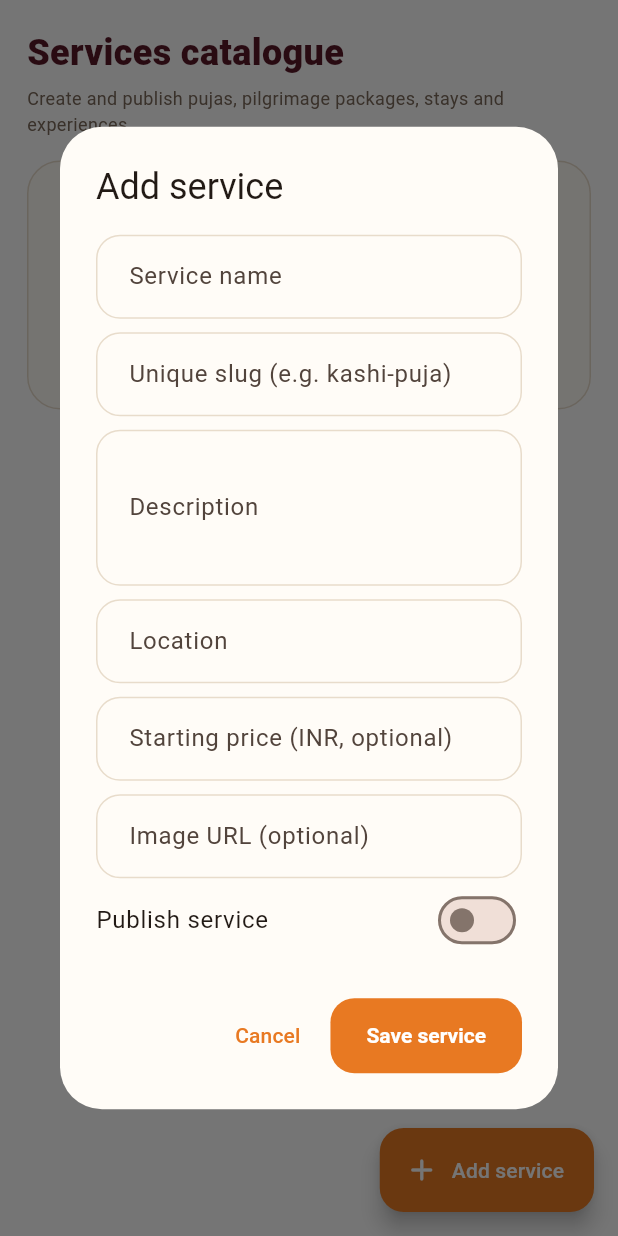
After one commit to mauryasujeet698-svg/Divine-India-, a Flutter app: the AdminServicesPage screen opened directly, after a tap on "Add service", on a phone screen of 412 x 824 dp. The commit adds this screen. Run offline on Flutter 3.47's test engine with Material 3 defaults, Android fonts, the phone set to English and light mode, and no system bars; our stand-ins replace flutter_riverpod, go_router, image_picker, supabase_flutter; accounts and stored records are empty.

Commit message:
feat(admin): wire service catalogue and booking management

```diff
--- /dev/null
+++ b/apps/admin/lib/pages/admin_management_pages.dart
@@ -0,0 +1,284 @@
+import 'package:divine_core/divine_core.dart';
+import 'package:divine_design_system/divine_design_system.dart';
+import 'package:flutter/material.dart';
+import 'package:flutter_riverpod/flutter_riverpod.dart';
+
+class AdminBookingsPage extends ConsumerWidget {
+  const AdminBookingsPage({super.key});
+
+  @override
+  Widget build(BuildContext context, WidgetRef ref) {
+    final bookings = ref.watch(adminBookingsProvider);
+    final repository = ref.read(bookingRepositoryProvider);
+    return ListView(
+      padding: const EdgeInsets.all(18),
+      children: [
+        const Text('Bookings', style: TextStyle(color: DivineColors.maroon, fontSize: 24, fontWeight: FontWeight.w900)),
+        const SizedBox(height: 5),
+        const Text('Monitor customer reservations and update fulfilment status.', style: TextStyle(color: DivineColors.muted, fontSize: 12)),
+        const SizedBox(height: 16),
+        bookings.when(
+          loading: () => const Center(child: CircularProgressIndicator(color: DivineColors.saffron)),
+          error: (error, stack) => const DivineEmptyState(icon: Icons.cloud_off_rounded, title: 'Bookings unavailable', message: 'Check the Supabase migration and administrator permissions.'),
+          data: (items) => items.isEmpty
+              ? const DivineEmptyState(icon: Icons.event_busy_rounded, title: 'No bookings yet', message: 'Customer reservations will appear here when the booking workflow is enabled.')
+              : Column(
+                  children: items.map((booking) => Container(
+                        margin: const EdgeInsets.only(bottom: 12),
+                        padding: const EdgeInsets.all(15),
+                        decoration: BoxDecoration(color: DivineColors.surface, borderRadius: BorderRadius.circular(18), border: Border.all(color: DivineColors.border)),
+                        child: Column(
+                          crossAxisAlignment: CrossAxisAlignment.start,
+                          children: [
+                            Row(
+                              children: [
+                                Expanded(child: Text(booking.reference, style: const TextStyle(color: DivineColors.maroon, fontWeight: FontWeight.w900))),
+                                DivineStatusPill(label: booking.status.toUpperCase()),
+                              ],
+                            ),
+                            const SizedBox(height: 7),
+                            Text('Customer: ${booking.userId}', maxLines: 1, overflow: TextOverflow.ellipsis, style: const TextStyle(color: DivineColors.muted, fontSize: 10)),
+                            const SizedBox(height: 4),
+                            Text(
+                              '${booking.currency} ${booking.totalAmount.toStringAsFixed(2)} • ${booking.partySize} guest(s)',
+                              style: const TextStyle(color: DivineColors.ink, fontWeight: FontWeight.w700, fontSize: 12),
+                            ),
+                            if (booking.bookingDate != null) ...[
+                              const SizedBox(height: 4),
+                              Text(booking.bookingDate!.toLocal().toString().split('.').first, style: const TextStyle(color: DivineColors.muted, fontSize: 10)),
+                            ],
+                            const SizedBox(height: 10),
+                            DropdownButtonFormField<String>(
+                              value: booking.status,
+                              decoration: const InputDecoration(labelText: 'Booking status', isDense: true),
+                              items: const [
+                                DropdownMenuItem(value: 'pending', child: Text('Pending')),
+                                DropdownMenuItem(value: 'confirmed', child: Text('Confirmed')),
+                                DropdownMenuItem(value: 'assigned', child: Text('Assigned')),
+                                DropdownMenuItem(value: 'in_progress', child: Text('In progress')),
+                                DropdownMenuItem(value: 'completed', child: Text('Completed')),
+                                DropdownMenuItem(value: 'cancelled', child: Text('Cancelled')),
+                                DropdownMenuItem(value: 'refunded', child: Text('Refunded')),
+                              ],
+                              onChanged: booking.status == 'refunded' ? null : (value) async {
+                                if (value == null || value == booking.status || value == 'refunded') return;
+                                try {
+                                  await repository.updateStatus(booking.id, value);
+                                } catch (_) {
+                                  if (context.mounted) {
+                                    ScaffoldMessenger.of(context).showSnackBar(const SnackBar(content: Text('Could not update booking status.')));
+                                  }
+                                }
+                              },
+                            ),
+                          ],
+                        ),
+                      )).toList(),
+                ),
+        ),
+      ],
+    );
+  }
+}
+
+class AdminServicesPage extends ConsumerWidget {
+  const AdminServicesPage({super.key});
+
+  Future<void> _openEditor(BuildContext context, WidgetRef ref, {ServiceModel? service}) async {
+    await showDialog<void>(
+      context: context,
+      builder: (context) => ServiceEditorDialog(
+        repository: ref.read(serviceRepositoryProvider),
+        service: service,
+      ),
+    );
+  }
+
+  @override
+  Widget build(BuildContext context, WidgetRef ref) {
+    final services = ref.watch(adminServicesProvider);
+    final repository = ref.read(serviceRepositoryProvider);
+    return Scaffold(
+      backgroundColor: Colors.transparent,
+      floatingActionButton: FloatingActionButton.extended(
+        onPressed: () => _openEditor(context, ref),
+        backgroundColor: DivineColors.saffron,
+        foregroundColor: Colors.white,
+        icon: const Icon(Icons.add_rounded),
+        label: const Text('Add service'),
+      ),
+      body: ListView(
+        padding: const EdgeInsets.fromLTRB(18, 18, 18, 90),
+        children: [
+          const Text('Services catalogue', style: TextStyle(color: DivineColors.maroon, fontSize: 24, fontWeight: FontWeight.w900)),
+          const SizedBox(height: 5),
+          const Text('Create and publish pujas, pilgrimage packages, stays and experiences.', style: TextStyle(color: DivineColors.muted, fontSize: 12)),
+          const SizedBox(height: 16),
+          services.when(
+            loading: () => const Center(child: CircularProgressIndicator(color: DivineColors.saffron)),
+            error: (error, stack) => const DivineEmptyState(icon: Icons.cloud_off_rounded, title: 'Catalogue unavailable', message: 'Check the Supabase migration and administrator permissions.'),
+            data: (items) => items.isEmpty
+                ? const DivineEmptyState(icon: Icons.storefront_outlined, title: 'No services added', message: 'Create your first listing to make it available for the customer app.')
+                : Column(
+                    children: items.map((service) => Container(
+                          margin: const EdgeInsets.only(bottom: 11),
+                          padding: const EdgeInsets.all(13),
+                          decoration: BoxDecoration(color: DivineColors.surface, borderRadius: BorderRadius.circular(18), border: Border.all(color: DivineColors.border)),
+                          child: Row(
+                            children: [
+                              Container(
+                                width: 52,
+                                height: 52,
+                                decoration: BoxDecoration(color: DivineColors.sand, borderRadius: BorderRadius.circular(14)),
+                                clipBehavior: Clip.antiAlias,
+                                child: service.imageUrl == null || service.imageUrl!.isEmpty
+                                    ? const Icon(Icons.temple_hindu_rounded, color: DivineColors.maroon)
+                                    : Image.network(service.imageUrl!, fit: BoxFit.cover, errorBuilder: (_, error, stack) => const Icon(Icons.temple_hindu_rounded)),
+                              ),
+                              const SizedBox(width: 11),
+                              Expanded(
+                                child: Column(
+                                  crossAxisAlignment: CrossAxisAlignment.start,
+                                  children: [
+                                    Text(service.title, style: const TextStyle(fontWeight: FontWeight.w800, fontSize: 13)),
+                                    const SizedBox(height: 4),
+                                    Text(service.locationName ?? service.slug, style: const TextStyle(color: DivineColors.muted, fontSize: 10)),
+                                    const SizedBox(height: 4),
+                                    DivineStatusPill(label: service.isPublished ? 'PUBLISHED' : 'DRAFT', color: service.isPublished ? DivineColors.success : DivineColors.muted),
+                                  ],
+                                ),
+                              ),
+                              IconButton(tooltip: 'Edit service', onPressed: () => _openEditor(context, ref, service: service), icon: const Icon(Icons.edit_outlined)),
+                              Switch(
+                                value: service.isPublished,
+                                activeColor: DivineColors.saffron,
+                                onChanged: (value) async {
+                                  try {
+                                    await repository.setPublished(service.id, value);
+                                  } catch (_) {
+                                    if (context.mounted) {
+                                      ScaffoldMessenger.of(context).showSnackBar(const SnackBar(content: Text('Could not change publication status.')));
+                                    }
+                                  }
+                                },
+                              ),
+                            ],
+                          ),
+                        )).toList(),
+                  ),
+          ),
+        ],
+      ),
+    );
+  }
+}
+
+class ServiceEditorDialog extends StatefulWidget {
+  const ServiceEditorDialog({super.key, required this.repository, this.service});
+
+  final ServiceRepository repository;
+  final ServiceModel? service;
+
+  @override
+  State<ServiceEditorDialog> createState() => _ServiceEditorDialogState();
+}
+
+class _ServiceEditorDialogState extends State<ServiceEditorDialog> {
+  final _formKey = GlobalKey<FormState>();
+  late final TextEditingController _title;
+  late final TextEditingController _slug;
+  late final TextEditingController _description;
+  late final TextEditingController _location;
+  late final TextEditingController _price;
+  late final TextEditingController _imageUrl;
+  late bool _published;
+  bool _saving = false;
+  String? _error;
+
+  @override
+  void initState() {
+    super.initState();
+    final item = widget.service;
+    _title = TextEditingController(text: item?.title ?? '');
+    _slug = TextEditingController(text: item?.slug ?? '');
+    _description = TextEditingController(text: item?.shortDescription ?? '');
+    _location = TextEditingController(text: item?.locationName ?? '');
+    _price = TextEditingController(text: item?.priceFrom?.toString() ?? '');
+    _imageUrl = TextEditingController(text: item?.imageUrl ?? '');
+    _published = item?.isPublished ?? false;
+  }
+
+  @override
+  void dispose() {
+    _title.dispose();
+    _slug.dispose();
+    _description.dispose();
+    _location.dispose();
+    _price.dispose();
+    _imageUrl.dispose();
+    super.dispose();
+  }
+
+  Future<void> _save() async {
+    if (!_formKey.currentState!.validate() || _saving) return;
+    setState(() { _saving = true; _error = null; });
+    try {
+      await widget.repository.saveService(
+        id: widget.service?.id,
+        title: _title.text,
+        slug: _slug.text,
+        shortDescription: _description.text,
+        locationName: _location.text,
+        imageUrl: _imageUrl.text.trim().isEmpty ? null : _imageUrl.text.trim(),
+        priceFrom: _price.text.trim().isEmpty ? null : num.parse(_price.text.trim()),
+        isPublished: _published,
+      );
+      if (mounted) Navigator.of(context).pop();
+    } catch (_) {
+      if (mounted) setState(() => _error = 'Could not save. Check unique slug and administrator access.');
+    } finally {
+      if (mounted) setState(() => _saving = false);
+    }
+  }
+
+  @override
+  Widget build(BuildContext context) {
+    return AlertDialog(
+      backgroundColor: DivineColors.surface,
+      title: Text(widget.service == null ? 'Add service' : 'Edit service'),
+      content: SizedBox(
+        width: 440,
+        child: SingleChildScrollView(
+          child: Form(
+            key: _formKey,
+            child: Column(
+              mainAxisSize: MainAxisSize.min,
+              children: [
+                TextFormField(controller: _title, decoration: const InputDecoration(labelText: 'Service name'), validator: (v) => v == null || v.trim().isEmpty ? 'Enter a service name.' : null),
+                const SizedBox(height: 9),
+                TextFormField(controller: _slug, decoration: const InputDecoration(labelText: 'Unique slug (e.g. kashi-puja)'), validator: (v) => v == null || !RegExp(r'^[a-z0-9-]+$').hasMatch(v.trim()) ? 'Use lowercase letters, numbers and hyphens.' : null),
+                const SizedBox(height: 9),
+                TextFormField(controller: _description, maxLines: 3, decoration: const InputDecoration(labelText: 'Description')),
+                const SizedBox(height: 9),
+                TextFormField(controller: _location, decoration: const InputDecoration(labelText: 'Location')),
+                const SizedBox(height: 9),
+                TextFormField(controller: _price, keyboardType: const TextInputType.numberWithOptions(decimal: true), decoration: const InputDecoration(labelText: 'Starting price (INR, optional)'), validator: (v) => v != null && v.trim().isNotEmpty && num.tryParse(v.trim()) == null ? 'Enter a valid amount.' : null),
+                const SizedBox(height: 9),
+                TextFormField(controller: _imageUrl, decoration: const InputDecoration(labelText: 'Image URL (optional)')),
+                SwitchListTile(contentPadding: EdgeInsets.zero, value: _published, onChanged: (v) => setState(() => _published = v), title: const Text('Publish service')),
+                if (_error != null) Align(alignment: Alignment.centerLeft, child: Text(_error!, style: const TextStyle(color: Colors.red, fontSize: 12))),
+              ],
+            ),
+          ),
+        ),
+      ),
+      actions: [
+        TextButton(onPressed: _saving ? null : () => Navigator.of(context).pop(), child: const Text('Cancel')),
+        FilledButton(
+          onPressed: _saving ? null : _save,
+          child: _saving ? const SizedBox(width: 18, height: 18, child: CircularProgressIndicator(strokeWidth: 2, color: Colors.white)) : const Text('Save service'),
+        ),
+      ],
+    );
+  }
+}
```
Also changed, not shown: apps/admin/lib/pages/admin_pages.dart (+4 -12 lines).
